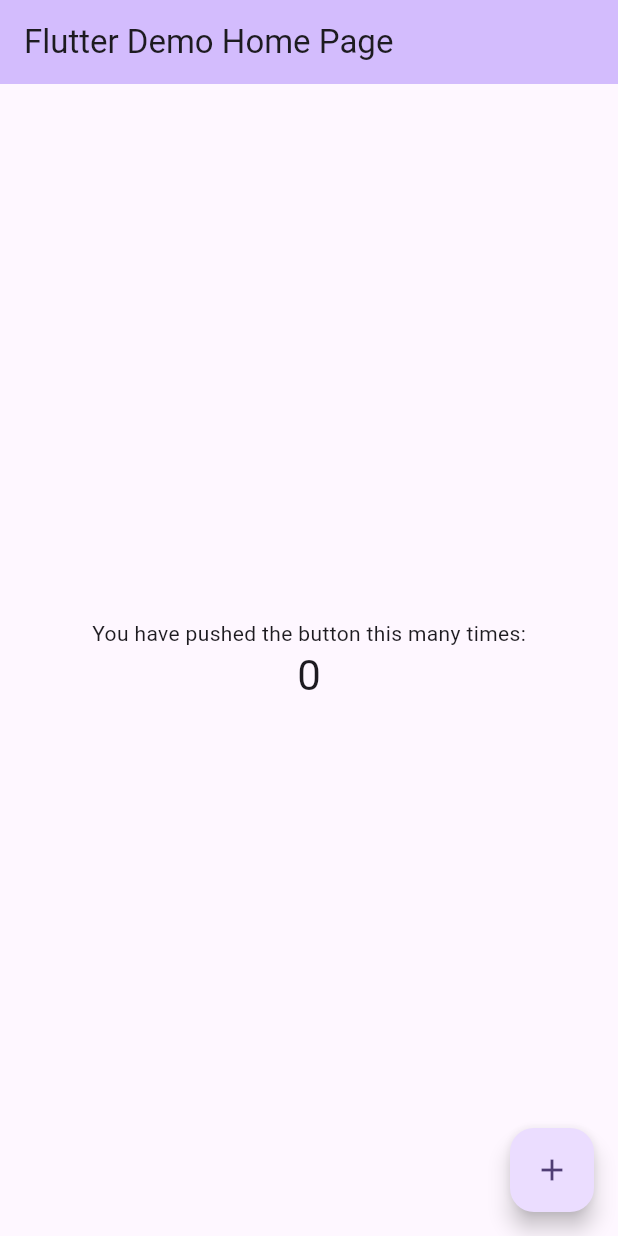
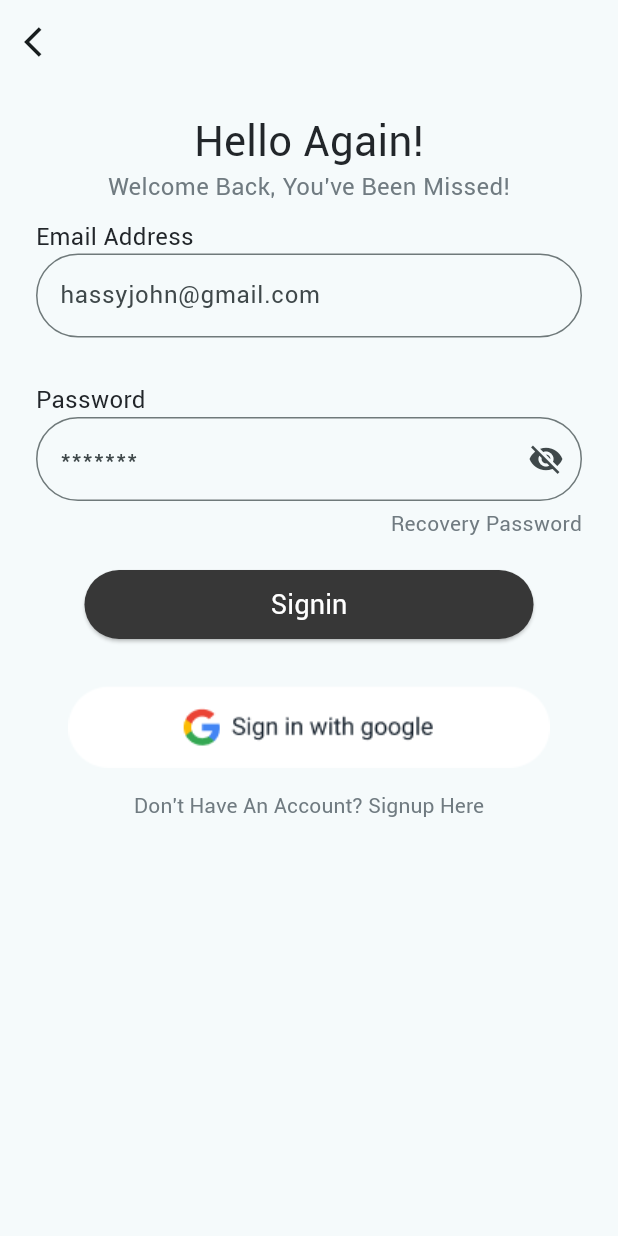
Before and after one commit to Chris-Eminence/03-just-feets, a Flutter app: the screen it shows after launch, on a phone screen of 412 x 824 dp. Run offline on Flutter 3.47's test engine with Material 2 defaults, Android fonts, the phone set to English and light mode, and no system bars.

Commit message:
Add signin page

```diff
--- a/lib/main.dart
+++ b/lib/main.dart
@@ -1,125 +1,29 @@
 import 'package:flutter/material.dart';
+import 'package:just_feets/signin_page.dart';
 
 void main() {
-  runApp(const MyApp());
+  runApp(const ThisApp());
 }
 
-class MyApp extends StatelessWidget {
-  const MyApp({super.key});
+class ThisApp extends StatelessWidget {
+  const ThisApp({super.key});
 
   // This widget is the root of your application.
   @override
   Widget build(BuildContext context) {
     return MaterialApp(
-      title: 'Flutter Demo',
+      debugShowCheckedModeBanner: false,
+      title: 'Just Feets',
       theme: ThemeData(
-        // This is the theme of your application.
-        //
-        // TRY THIS: Try running your application with "flutter run". You'll see
-        // the application has a blue toolbar. Then, without quitting the app,
-        // try changing the seedColor in the colorScheme below to Colors.green
-        // and then invoke "hot reload" (save your changes or press the "hot
-        // reload" button in a Flutter-supported IDE, or press "r" if you used
-        // the command line to start the app).
-        //
-        // Notice that the counter didn't reset back to zero; the application
-        // state is not lost during the reload. To reset the state, use hot
-        // restart instead.
-        //
-        // This works for code too, not just values: Most code changes can be
-        // tested with just a hot reload.
-        colorScheme: ColorScheme.fromSeed(seedColor: Colors.deepPurple),
+        inputDecorationTheme: InputDecorationTheme(
+            border: OutlineInputBorder(
+          borderRadius: BorderRadius.circular(100),
+        )),
+        fontFamily: 'Roboto',
+        colorScheme: ColorScheme.fromSeed(seedColor: const Color(0xFFFFFFFF)),
         useMaterial3: true,
       ),
-      home: const MyHomePage(title: 'Flutter Demo Home Page'),
+      home: const Signin(),
     );
   }
 }
-
-class MyHomePage extends StatefulWidget {
-  const MyHomePage({super.key, required this.title});
-
-  // This widget is the home page of your application. It is stateful, meaning
-  // that it has a State object (defined below) that contains fields that affect
-  // how it looks.
-
-  // This class is the configuration for the state. It holds the values (in this
-  // case the title) provided by the parent (in this case the App widget) and
-  // used by the build method of the State. Fields in a Widget subclass are
-  // always marked "final".
-
-  final String title;
-
-  @override
-  State<MyHomePage> createState() => _MyHomePageState();
-}
-
-class _MyHomePageState extends State<MyHomePage> {
-  int _counter = 0;
-
-  void _incrementCounter() {
-    setState(() {
-      // This call to setState tells the Flutter framework that something has
-      // changed in this State, which causes it to rerun the build method below
-      // so that the display can reflect the updated values. If we changed
-      // _counter without calling setState(), then the build method would not be
-      // called again, and so nothing would appear to happen.
-      _counter++;
-    });
-  }
-
-  @override
-  Widget build(BuildContext context) {
-    // This method is rerun every time setState is called, for instance as done
-    // by the _incrementCounter method above.
-    //
-    // The Flutter framework has been optimized to make rerunning build methods
-    // fast, so that you can just rebuild anything that needs updating rather
-    // than having to individually change instances of widgets.
-    return Scaffold(
-      appBar: AppBar(
-        // TRY THIS: Try changing the color here to a specific color (to
-        // Colors.amber, perhaps?) and trigger a hot reload to see the AppBar
-        // change color while the other colors stay the same.
-        backgroundColor: Theme.of(context).colorScheme.inversePrimary,
-        // Here we take the value from the MyHomePage object that was created by
-        // the App.build method, and use it to set our appbar title.
-        title: Text(widget.title),
-      ),
-      body: Center(
-        // Center is a layout widget. It takes a single child and positions it
-        // in the middle of the parent.
-        child: Column(
-          // Column is also a layout widget. It takes a list of children and
-          // arranges them vertically. By default, it sizes itself to fit its
-          // children horizontally, and tries to be as tall as its parent.
-          //
-          // Column has various properties to control how it sizes itself and
-          // how it positions its children. Here we use mainAxisAlignment to
-          // center the children vertically; the main axis here is the vertical
-          // axis because Columns are vertical (the cross axis would be
-          // horizontal).
-          //
-          // TRY THIS: Invoke "debug painting" (choose the "Toggle Debug Paint"
-          // action in the IDE, or press "p" in the console), to see the
-          // wireframe for each widget.
-          mainAxisAlignment: MainAxisAlignment.center,
-          children: <Widget>[
-            const Text(
-              'You have pushed the button this many times:',
-            ),
-            Text(
-              '$_counter',
-              style: Theme.of(context).textTheme.headlineMedium,
-            ),
-          ],
-        ),
-      ),
-      floatingActionButton: FloatingActionButton(
-        onPressed: _incrementCounter,
-        tooltip: 'Increment',
-        child: const Icon(Icons.add),
-      ), // This trailing comma makes auto-formatting nicer for build methods.
-    );
-  }
-}
--- /dev/null
+++ b/lib/signin_page.dart
@@ -0,0 +1,164 @@
+import 'package:flutter/material.dart';
+
+class Signin extends StatelessWidget {
+  const Signin({super.key});
+
+  @override
+  Widget build(BuildContext context) {
+    return Scaffold(
+      appBar: AppBar(
+        leading: IconButton(
+          onPressed: () {
+            //Navigator.push(context, MaterialPageRoute(builder: ((context) => HomeScreen(),),);
+          },
+          icon: const Icon(Icons.arrow_back_ios),
+        ),
+      ),
+      body: Center(
+        child: Padding(
+          padding: const EdgeInsets.all(24.0),
+          child: Column(
+            mainAxisAlignment: MainAxisAlignment.start,
+            children: <Widget>[
+              const Text(
+                'Hello Again!',
+                style: TextStyle(
+                  fontSize: 28.0, // Set the font size
+                  fontWeight: FontWeight.w500, // Set the font weight
+                  color: Color(0xFF22262A),
+                  height: 1.0,
+                  fontFamily: 'Roboto',
+                ),
+              ),
+              const SizedBox(
+                height: 5,
+              ),
+              const Text(
+                "Welcome Back, You've Been Missed!",
+                style: TextStyle(
+                  fontSize: 16.0, // Set the font size
+                  fontWeight: FontWeight.w400, // Set the font weight
+                  color: Color(0xFF707B81),
+                ),
+              ),
+              const SizedBox(
+                height: 10,
+              ),
+              Center(
+                child: Column(
+                  mainAxisAlignment: MainAxisAlignment.start,
+                  children: <Widget>[
+                    const Row(
+                      children: [
+                        Text(
+                          'Email Address',
+                          style: TextStyle(
+                            fontSize: 16.0, // Set the font size
+                            fontWeight: FontWeight.w400, // Set the font weight
+                            color: Color(0xFF22262A),
+                          ),
+                        ),
+                      ],
+                    ),
+                    const TextField(
+                      decoration: InputDecoration(
+                        hintText: 'hassyjohn@gmail.com',
+                      ),
+                    ),
+                    const SizedBox(
+                      height: 30,
+                    ),
+                    const Row(
+                      children: [
+                        Text(
+                          'Password',
+                          style: TextStyle(
+                            fontSize: 16.0, // Set the font size
+                            fontWeight: FontWeight.w400, // Set the font weight
+                            color: Color(0xFF22262A),
+                          ),
+                        ),
+                      ],
+                    ),
+                    const TextField(
+                      decoration: InputDecoration(
+                        hintText: '*******',
+                        suffixIcon: Icon(Icons.visibility_off),
+                      ),
+                    ),
+                    const SizedBox(
+                      height: 5,
+                    ),
+                    const Row(
+                      mainAxisAlignment: MainAxisAlignment.end,
+                      children: [
+                        Text(
+                          'Recovery Password',
+                          style: TextStyle(
+                            fontSize: 14.0, // Set the font size
+                            fontWeight: FontWeight.w300, // Set the font weight
+                            color: Color(0xFF707B81),
+                          ),
+                        ),
+                      ],
+                    ),
+                    const SizedBox(
+                      height: 20,
+                    ),
+                    ElevatedButton(
+                      onPressed: () {
+                        //Navigator.push(context, MaterialPageRoute(builder: ((context) => NextScreen(),),);
+                      },
+                      style: ElevatedButton.styleFrom(
+                        backgroundColor:
+                            const Color(0xff373737), // Set the background color
+                      ),
+                      child: const Padding(
+                        padding:
+                            EdgeInsets.symmetric(horizontal: 100, vertical: 10),
+                        child: Text(
+                          'Signin',
+                          style: TextStyle(
+                            fontSize: 18.0, // Set the font size
+                            fontWeight: FontWeight.w400, // Set the font weight
+                            color: Color(0xFFFFFFFF),
+                          ),
+                        ),
+                      ),
+                    ),
+                    const SizedBox(
+                      height: 30,
+                    ),
+                    Container(
+                      child: Image.asset('assets/Button.png'),
+                    ),
+                    Row(
+                      mainAxisAlignment: MainAxisAlignment.center,
+                      children: <Widget>[
+                        const SizedBox(
+                          height: 50,
+                        ),
+                        TextButton(
+                          child: const Text(
+                            "Don't Have An Account? Signup Here",
+                            style: TextStyle(
+                              color: Color(0xFF707B81),
+                            ),
+                          ),
+                          onPressed: () {
+                            throw UnimplementedError(
+                                'This feature is not yet implemented.');
+                          },
+                        )
+                      ],
+                    )
+                  ],
+                ),
+              ),
+            ],
+          ),
+        ),
+      ),
+    );
+  }
+}
--- /dev/null
+++ b/lib/signup.dart
@@ -0,0 +1 @@
+import 'package:flutter/material.dart';
```
Also changed, not shown: pubspec.yaml (+14 -14 lines), assets/Button.png (added), fonts/roboto_Bold.ttf (added), fonts/roboto_Regular.ttf (added), lib/images/Button.png (added), pubspec.lock, 1 other file.
